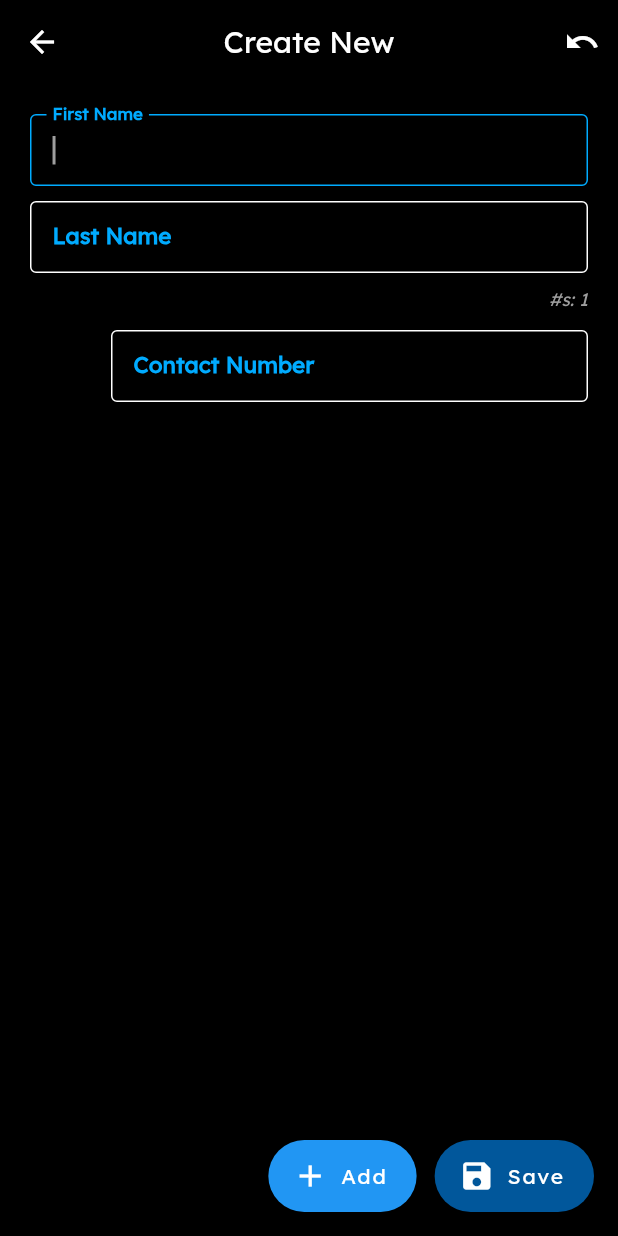
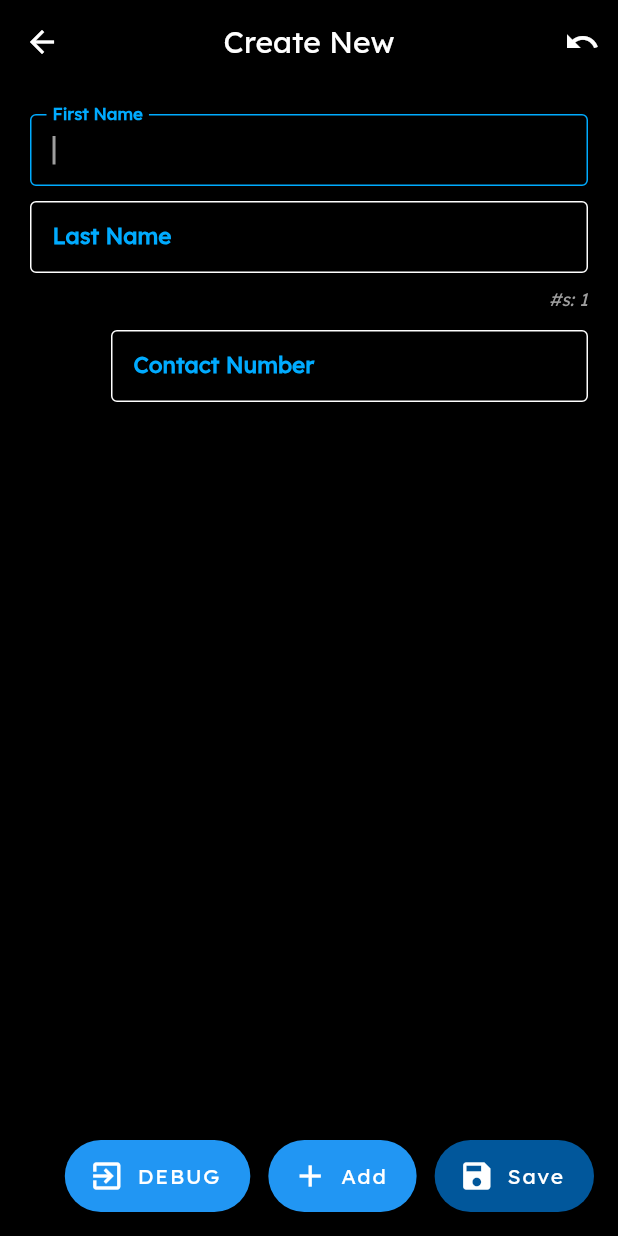
Before and after one commit to AY2020-2021-CpE-OJT/cepeda_nukesite, a Flutter app: the screen it shows after launch, after a tap on "Add New", on a phone screen of 412 x 824 dp. Run offline on Flutter 3.47's test engine with Material 2 defaults, Android fonts, the phone set to English and light mode, and no system bars; our stand-ins replace flushbar, shared_preferences; network calls fail.

Commit message:
View All Working With Security Feats, Will Just keep Loading if not logged/invalid (must debug post)

```diff
--- a/lib/modules/add_contact.dart
+++ b/lib/modules/add_contact.dart
@@ -1,9 +1,11 @@
 import 'dart:convert';
+import 'dart:io';
 import 'package:pb_v5/model/contact.dart';
 import 'package:flutter/material.dart';
 import 'package:flutter/widgets.dart';
 import 'package:http/http.dart' as http;
 import 'dev.dart';
+import 'package:shared_preferences/shared_preferences.dart';
 
 class CreateNewContact extends StatefulWidget {
   @override
@@ -25,6 +27,7 @@ class _CreateNewContactState extends State<CreateNewContact> {
   final List<FocusNode> contactsFocus = <FocusNode>[];
 
   List<Contact> newContact = <Contact>[];
+  late SharedPreferences tokenStore;
 
   Future<http.Response> uploadContact(
       String firstName, String lastName, List contactNumbers) {
@@ -40,6 +43,26 @@ class _CreateNewContactState extends State<CreateNewContact> {
       }),
       // RETURN ERROR CATCH
     );
+  }
+
+  Future<int> newGet() async {
+    String retrievedToken = '';
+    await prefSetup().then((value) =>
+        {print("TOKEN FROM PREFERENCES: " + value!), retrievedToken = value});
+    final response = await http.patch(
+      Uri.parse('https://nukesite-phonebook-api.herokuapp.com/all/'),
+      headers: <String, String>{
+        'Content-Type': 'application/json; charset=UTF-8',
+        HttpHeaders.authorizationHeader: "Bearer " + retrievedToken
+      },
+    );
+    print(response);
+    return (response.statusCode);
+  }
+
+  Future<String?> prefSetup() async {
+    tokenStore = await SharedPreferences.getInstance();
+    return tokenStore.getString('token');
   }
 
   void saveContact() {
@@ -189,6 +212,17 @@ class _CreateNewContactState extends State<CreateNewContact> {
           FloatingActionButton.extended(
             onPressed: () {
               // >>>>>>>>>>>>>>>>>>>>>>>>>>>> ADD BUTTON HERE <<<<<<<<<<<<<<<<<<<<<<<<<<<<<
+              newGet();
+            },
+            icon: Icon(Icons.exit_to_app),
+            label: Text("DEBUG"),
+            foregroundColor: color('white'),
+            backgroundColor: color('blue'),
+          ),
+          SizedBox(width: 12),
+          FloatingActionButton.extended(
+            onPressed: () {
+              // >>>>>>>>>>>>>>>>>>>>>>>>>>>> ADD BUTTON HERE <<<<<<<<<<<<<<<<<<<<<<<<<<<<<
               setState(() {
                 _count++;
                 increments++;
--- a/lib/modules/contacts_list.dart
+++ b/lib/modules/contacts_list.dart
@@ -1,3 +1,5 @@
+import 'dart:io';
+
 import 'package:flutter/material.dart';
 import 'package:pb_v5/model/contact.dart';
 import 'dart:convert';
@@ -23,6 +25,7 @@ class _ContactListState extends State<ContactList> {
     PopupItem(2, "Log-out"),
     PopupItem(3, "DevTest-sp"),
     PopupItem(4, "DevTest-sb"),
+    PopupItem(5, "DevTest-newGet"),
   ];
   String _selectedChoices = "none";
   void _select(String choice) {
@@ -55,6 +58,9 @@ class _ContactListState extends State<ContactList> {
         }
         function();
         break;
+      case 'DevTest-newGet':
+        //newGet();
+        break;
       default:
         print(_selectedChoices);
         _selectedChoices = "none";
@@ -63,6 +69,30 @@ class _ContactListState extends State<ContactList> {
     }
   }
 
+  Future<int> extractContacts() async {
+    String retrievedToken = '';
+    await prefSetup().then((value) =>
+        {print("TOKEN FROM PREFERENCES: " + value!), retrievedToken = value});
+    final response = await http.get(
+      Uri.parse('https://nukesite-phonebook-api.herokuapp.com/all/'),
+      headers: <String, String>{
+        'Content-Type': 'application/json; charset=UTF-8',
+        HttpHeaders.authorizationHeader: "Bearer " + retrievedToken
+      },
+    );
+    setState(() {
+      Iterable list = json.decode(response.body);
+      contactsList = list.map((model) => Contact.fromJson(model)).toList();
+    });
+    print(response.body.toString());
+    return (response.statusCode);
+  }
+
+  Future<String?> prefSetup() async {
+    tokenStore = await SharedPreferences.getInstance();
+    return tokenStore.getString('token');
+  }
+  /*
   void extractContacts() async {
     ImportAPIContacts.getContacts().then((response) {
       setState(() {
@@ -70,7 +100,7 @@ class _ContactListState extends State<ContactList> {
         contactsList = list.map((model) => Contact.fromJson(model)).toList();
       });
     });
-  }
+  }*/
 
   // TO_DO IMPLEMENT IN LOCAL
   Future<http.Response> deleteContact(String id) {
@@ -290,11 +320,6 @@ class _ContactListState extends State<ContactList> {
     disguisedToast(context: context, message: "Reloading...");
   }
 
-  Future<String?> prefSetup() async {
-    tokenStore = await SharedPreferences.getInstance();
-    return tokenStore.getString('token');
-  }
-
   delayedLogin() async {
     await Future.delayed(Duration(seconds: 3), () {});
     print("TOKEN DELAY:" + tokenStore.getString('token').toString());
```
